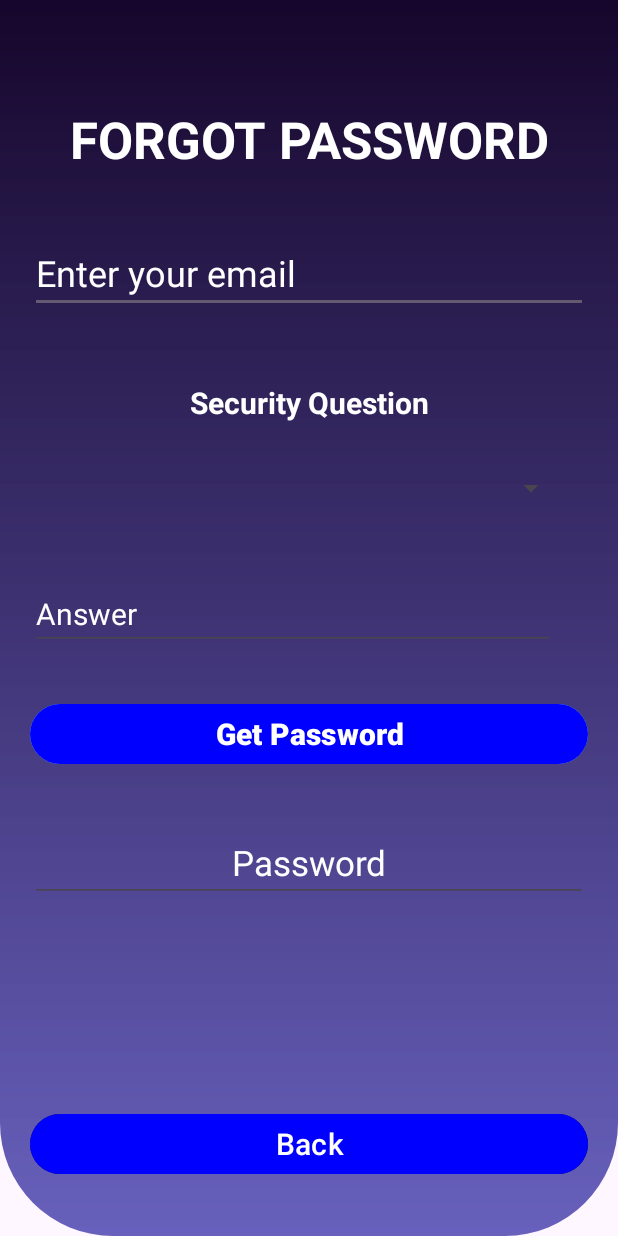
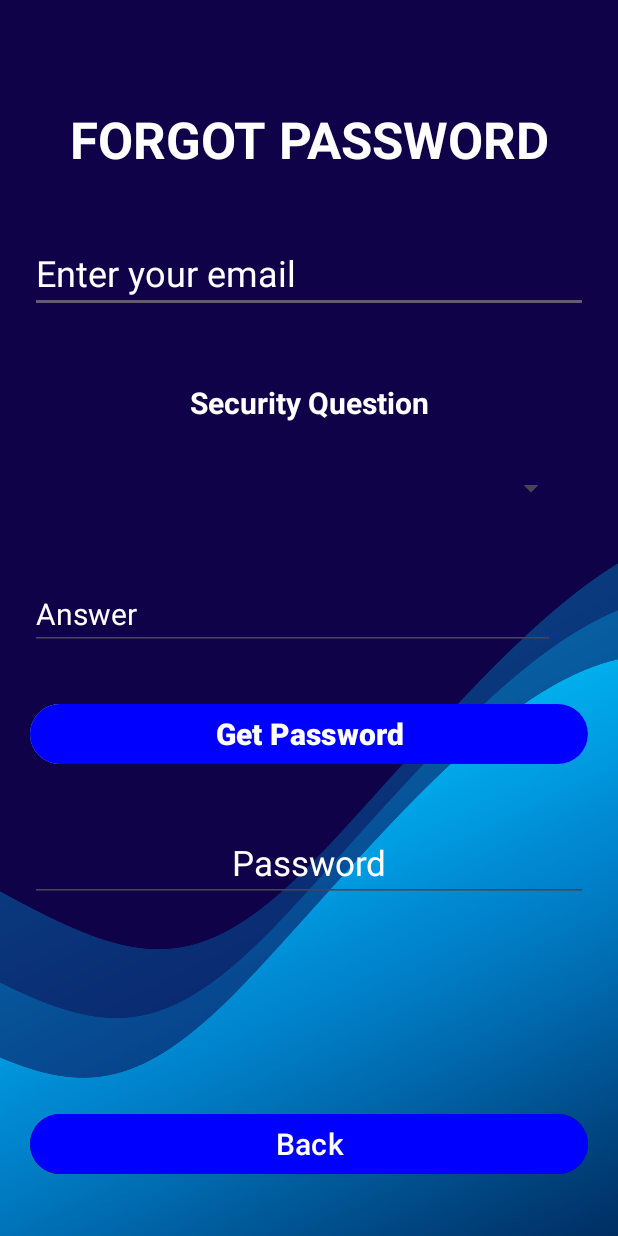
Before and after one commit to DhanukaDB/BLOOMROOM10, an Android app: the ForgotPasswordActivity screen opened directly, with no data from a screen before it, on a phone screen of 412 x 824 dp. Run offline under Robolectric (Android 15) with nearby library versions, the phone set to English and light mode, and no system bars; our stand-ins replace Firebase (no records; nobody signed in at launch, a user with empty details on screens opened directly).

Commit message:
change forgot pw

```diff
--- a/app/src/main/res/layout/activity_forgot_password.xml
+++ b/app/src/main/res/layout/activity_forgot_password.xml
@@ -4,7 +4,7 @@
     xmlns:tools="http://schemas.android.com/tools"
     android:layout_width="match_parent"
     android:layout_height="match_parent"
-    android:background="@drawable/view1"
+    android:background="@drawable/img"
     android:orientation="vertical"
     android:padding="20dp"
     tools:context=".ForgotPasswordActivity">
```
